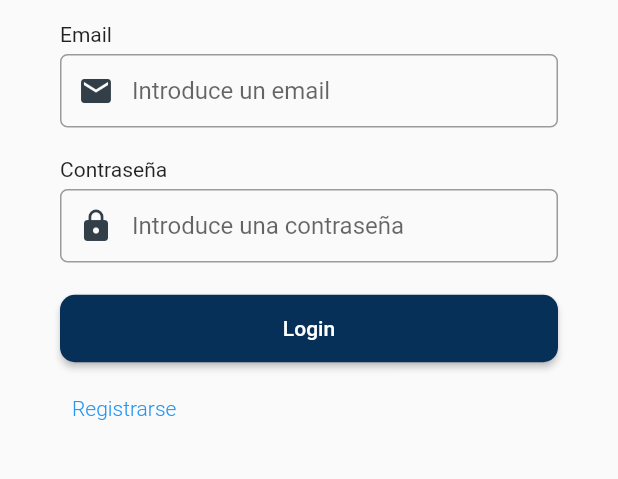
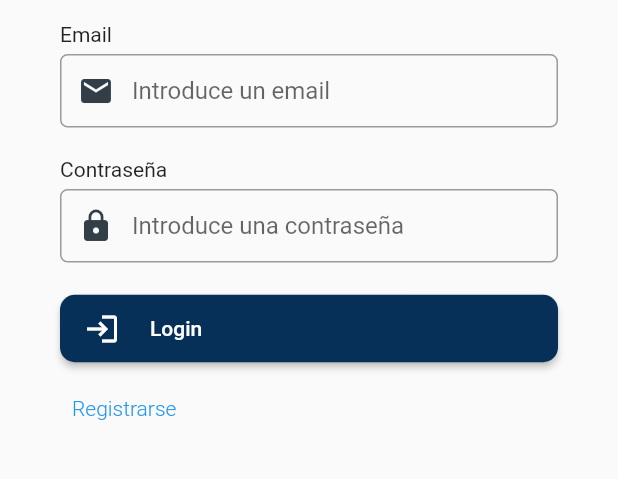
Before and after one commit to gr33n4sp4ragu5/flutter-app, a Flutter app: the screen it shows after launch, on a phone screen of 412 x 824 dp, the part 240-719 px from its top. Run offline on Flutter 3.47's test engine with Material 2 defaults, Android fonts, the phone set to English and light mode, and no system bars; our stand-ins replace another_flushbar, flutter_local_notifications, permission_handler, shared_preferences; missing offline and left inert: health, research_package; accounts and stored records are empty.

Commit message:
feat(#33): Added icons in all long buttons

```diff
--- a/lib/pages/login.dart
+++ b/lib/pages/login.dart
@@ -105,7 +105,7 @@ class _LoginState extends State<Login> {
                 SizedBox(height: 20.0),
                 auth.loggedInStatus == Status.Authenticating
                     ? loading
-                    : longButtons("Login", doLogin),
+                    : longButtons("Login", doLogin, icon: Icon(Icons.login)),
                 SizedBox(height: 5.0),
                 signUpLabel
               ],
--- a/lib/pages/profile.dart
+++ b/lib/pages/profile.dart
@@ -236,7 +236,7 @@ class _ProfileState extends State<Profile> {
                       SizedBox(height: 10.0),
                       label("Sexo:"),
                       genderField,
-                      longButtons("Guardar cambios", modifyProfileData),
+                      longButtons("Guardar cambios", modifyProfileData, icon: Icon(Icons.save)),
                       // auth.loggedInStatus == Status.Authenticating
                       //   ? loading
                       // : longButtons("Guardar cambios", modifyProfileData),
--- a/lib/pages/register.dart
+++ b/lib/pages/register.dart
@@ -257,7 +257,7 @@ class _RegisterState extends State<Register> {
                   otherRadioButton,
                   auth.loggedInStatus == Status.Authenticating
                       ? loading
-                      : longButtons("Registrarse", doRegister),
+                      : longButtons("Registrarse", doRegister, icon: Icon(Icons.person_add)),
                 ],
               ),
             )
--- a/lib/util/widgets.dart
+++ b/lib/util/widgets.dart
@@ -1,17 +1,23 @@
 import 'package:flutter/material.dart';
 
 MaterialButton longButtons(String title, Function fun,
-    {Color color: const Color(0xfff063057), Color textColor: Colors.white}) {
+    {Color color: const Color(0xfff063057), Color textColor: Colors.white, Icon icon}) {
   return MaterialButton(
     onPressed: fun,
     textColor: textColor,
     color: color,
     child: SizedBox(
       width: double.infinity,
-      child: Text(
-        title,
-        textAlign: TextAlign.center,
-      ),
+      child: Row(
+        children: [
+          icon,
+          SizedBox(width: 20),
+          Expanded(
+              child: Text(title)
+          )
+        ],
+
+      )
     ),
     height: 45,
     minWidth: 600,
```
